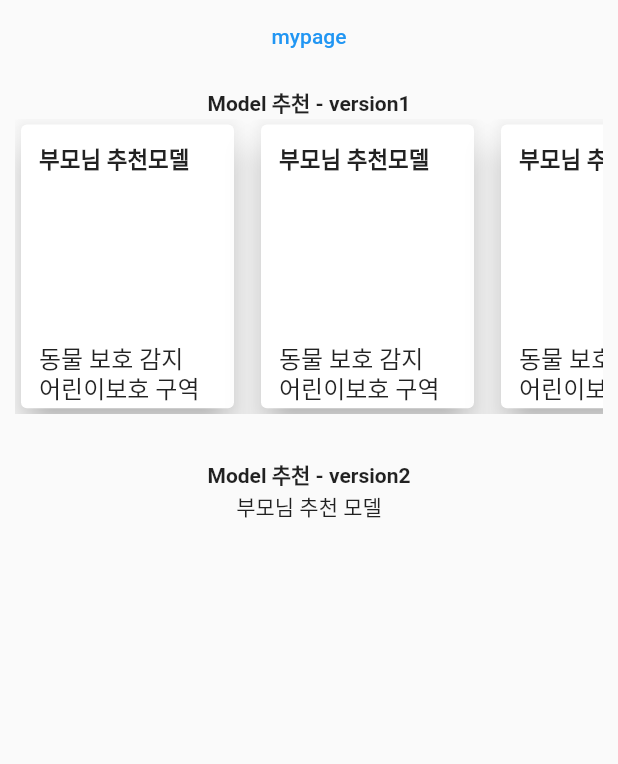
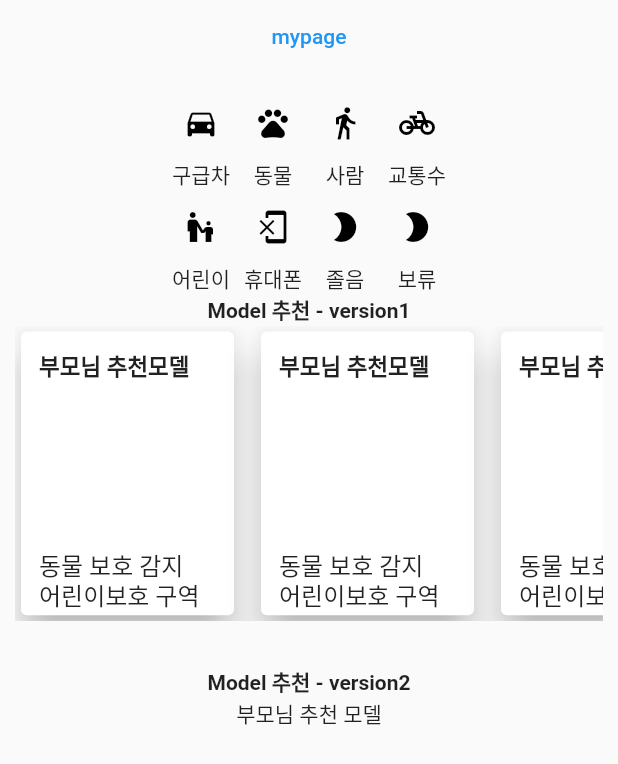
Before and after one commit to ggpark1218/2022_1_TuringPoint, a Flutter app: the screen it shows after launch, after a tap on "Log in", on a phone screen of 412 x 824 dp. Shown: the top 764 px of the screen. Run offline on Flutter 3.47's test engine with Material 2 defaults, Android fonts, the phone set to English and light mode, and no system bars; drawn by our look-alikes of carousel_slider; our stand-ins replace flutter_screenutil, get, google_fonts, material_design_icons_flutter.

Commit message:
home.dart 기능 위젯 구현

```diff
--- a/lib/app.dart
+++ b/lib/app.dart
@@ -28,7 +28,7 @@ class app extends StatelessWidget {
       builder: () {
         return GetMaterialApp(
             title: 'Shrine',
-            home: const home(),
+            home: home(),
             initialRoute: '/login',
             routes: {
               '/login': (context) => login(),
--- a/lib/home.dart
+++ b/lib/home.dart
@@ -2,9 +2,19 @@ import 'package:flutter/material.dart';
 import 'package:get/get.dart';
 import 'package:carousel_slider/carousel_slider.dart';
 import 'mypage.dart';
+import 'package:material_design_icons_flutter/material_design_icons_flutter.dart';
 
-class home extends StatelessWidget {
-  const home({Key? key}) : super(key: key);
+List func=[false,false,false,false,false,false,false,false];
+
+class home extends StatefulWidget {
+  //const home({Key? key}) : super(key: key);
+
+  @override
+  State<home> createState() => _homeState();
+}
+
+class _homeState extends State<home> {
+
 
   @override
   Widget build(BuildContext context) {
@@ -20,8 +30,136 @@ class home extends StatelessWidget {
           Container(
             padding: EdgeInsets.fromLTRB(10, 10, 10, 10),
             child: Column(
+
               children: [
-                Text('Model 추천 - version1', style: TextStyle(fontWeight: FontWeight.w600)),
+                Row(
+                  mainAxisAlignment: MainAxisAlignment.center,
+                  //crossAxisAlignment: CrossAxisAlignment.center,
+                  children: [
+                    Column(
+                      children: [
+                        IconButton(onPressed: () {
+                          setState(() {
+                            func[0]=!func[0];
+                          });
+
+                        },
+                            icon: Icon(Icons.directions_car,
+                                color: func[0]?Colors.blue:Colors.black
+                            )),
+                        Text('구급차'),
+                      ],
+                    ),
+                    Column(
+                      children: [
+                        IconButton(onPressed: () {
+                          setState(() {
+                            func[1]=!func[1];
+                          });
+
+                        },
+                            icon: Icon(Icons.pets,
+                                color: func[1]?Colors.blue:Colors.black
+                            )),
+                        Text('동물')
+                      ],
+                    ),
+                    Column(
+                      children: [
+                        IconButton(onPressed: () {
+                          setState(() {
+                            func[2]=!func[2];
+                          });
+
+                        },
+                            icon: Icon(Icons.directions_walk,
+                                color: func[2]?Colors.blue:Colors.black
+                            )),
+                        Text('사람')
+                      ],
+                    ),
+                    Column(
+                      children: [
+                        IconButton(onPressed: () {
+                          setState(() {
+                            func[3]=!func[3];
+                          });
+
+                        },
+                            icon: Icon(Icons.pedal_bike,
+                                color: func[3]?Colors.blue:Colors.black
+                            )),
+                        Text('교통수')
+                      ],
+                    )
+                  ],
+                ),
+                Row(
+                  mainAxisAlignment: MainAxisAlignment.center,
+                  children: [
+                    Column(
+                      children: [
+                        IconButton(onPressed: () {
+                          setState(() {
+                            func[4]=!func[4];
+                          });
+
+                        },
+                            icon: Icon(Icons.escalator_warning,
+                                color: func[4]?Colors.blue:Colors.black
+                            )),
+                        Text('어린이')
+                      ],
+                    ),
+                    Column(
+                      children: [
+                        IconButton(onPressed: () {
+                          setState(() {
+                            func[5]=!func[5];
+                          });
+
+                        },
+                            icon: Icon(Icons.phonelink_erase,
+                                color: func[5]?Colors.blue:Colors.black
+                            )),
+                        Text('휴대폰')
+                      ],
+                    ),
+                    Column(
+                      children: [
+
+                        IconButton(onPressed: () {
+                          setState(() {
+                            func[6]=!func[6];
+                          });
+
+                        },
+                            icon: Icon(Icons.mode_night,
+                                color: func[6]?Colors.blue:Colors.black
+                            )),
+                        Text('졸음')
+                      ],
+                    ),
+                    Column(
+                      children: [
+                        IconButton(onPressed: () {
+                          setState(() {
+                            func[7]=!func[7];
+                          });
+
+                        },
+                            icon: Icon(Icons.mode_night,
+                                color: func[7]?Colors.blue:Colors.black
+                            )),
+
+                        Text('보류')
+                     ],
+                    )
+                  ],
+                ),
+
+                Text('Model 추천 - version1',
+                    style: TextStyle(fontWeight: FontWeight.w600)),
                 SingleChildScrollView(
                   physics: BouncingScrollPhysics(),
                   scrollDirection: Axis.horizontal,
@@ -34,7 +172,10 @@ class home extends StatelessWidget {
                           Container(
                             width: 150,
                             margin: EdgeInsets.only(right: 10),
-                            height: MediaQuery.of(context).size.height * 0.30 - 50,
+                            height: MediaQuery
+                                .of(context)
+                                .size
+                                .height * 0.30 - 50,
                             child: Card(
                               elevation: 10,
                               borderOnForeground: true,
@@ -78,7 +219,10 @@ class home extends StatelessWidget {
                           Container(
                             width: 150,
                             margin: EdgeInsets.only(right: 10),
-                            height: MediaQuery.of(context).size.height * 0.30 - 50,
+                            height: MediaQuery
+                                .of(context)
+                                .size
+                                .height * 0.30 - 50,
                             child: Card(
                               elevation: 10,
                               borderOnForeground: true,
@@ -122,7 +266,10 @@ class home extends StatelessWidget {
                           Container(
                             width: 150,
                             margin: EdgeInsets.only(right: 20),
-                            height: MediaQuery.of(context).size.height * 0.30 - 50,
+                            height: MediaQuery
+                                .of(context)
+                                .size
+                                .height * 0.30 - 50,
                             child: Card(
                               elevation: 10,
                               borderOnForeground: true,
@@ -168,9 +315,10 @@ class home extends StatelessWidget {
                     ),
                   ),
                 ),
-                SizedBox(height:30),
+                SizedBox(height: 30),
 
-                Text('Model 추천 - version2', style: TextStyle(fontWeight: FontWeight.w600)),
+                Text('Model 추천 - version2',
+                    style: TextStyle(fontWeight: FontWeight.w600)),
                 CarouselSlider(
                   options: CarouselOptions(
                     autoPlay: true,
--- a/pubspec.yaml
+++ b/pubspec.yaml
@@ -38,6 +38,7 @@ dependencies:
   cupertino_icons: ^1.0.2
   google_fonts: ^2.0.0
   flutter_screenutil: ^5.0.2
+  material_design_icons_flutter: ^5.0.6595
 
 dev_dependencies:
   flutter_test:
```
Also changed, not shown: pubspec.lock.
